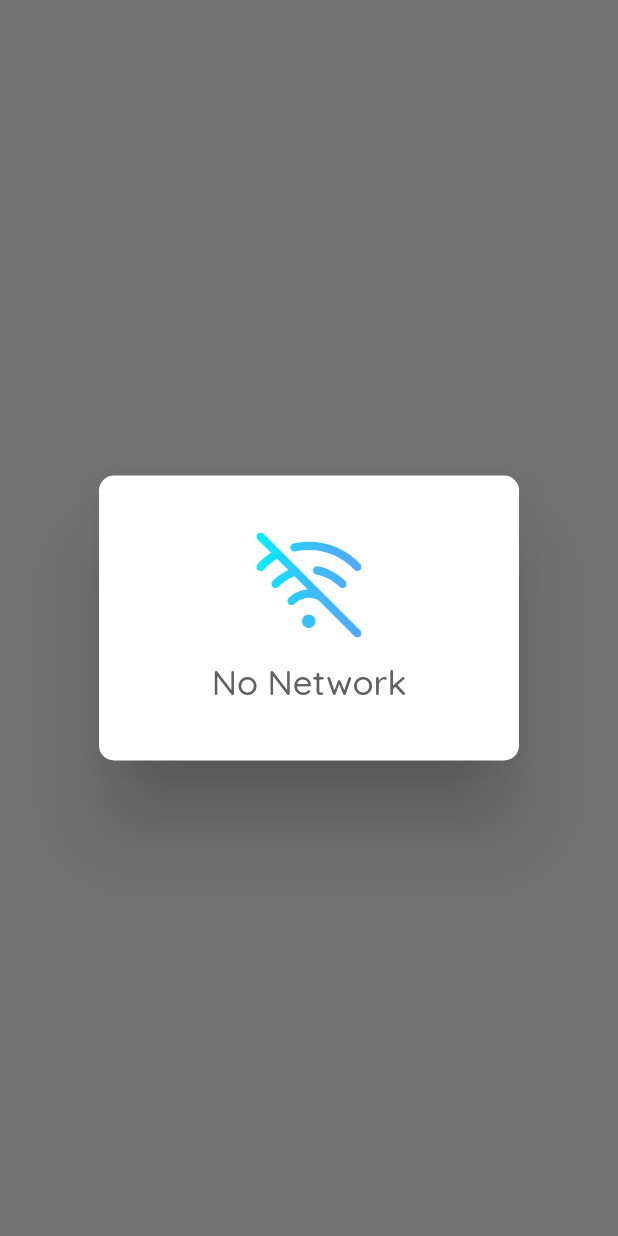
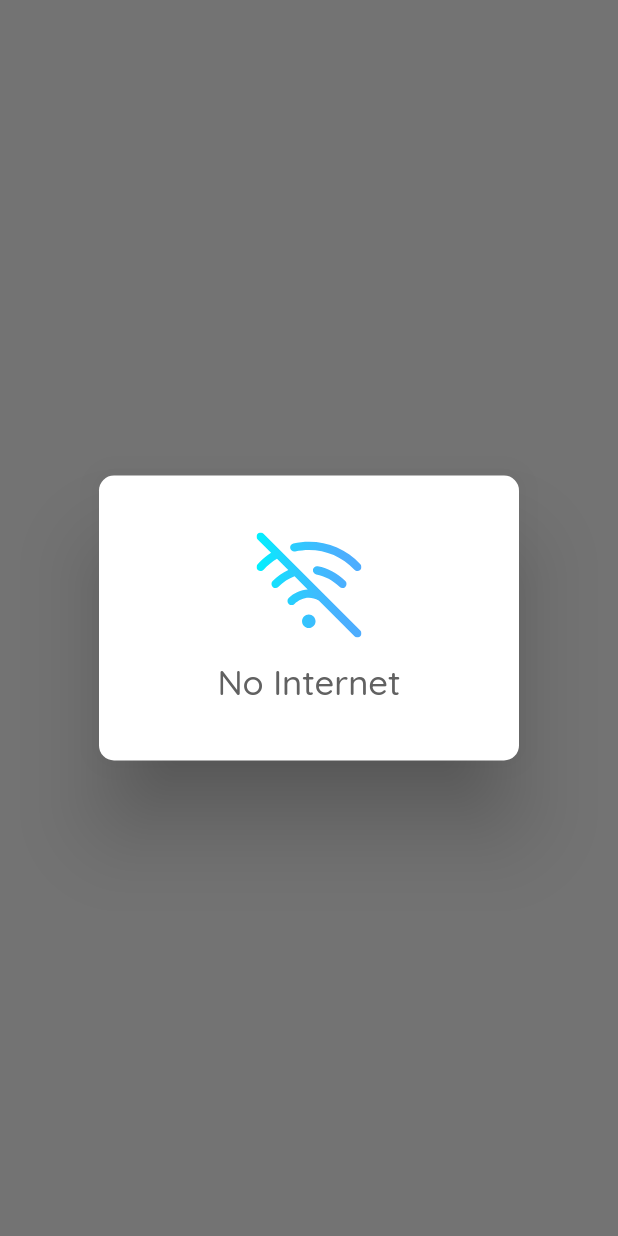
Before and after one commit to zxcodes/Weatherify, a Flutter app: what noNetworkError() shows on an empty page, opened directly, on a phone screen of 412 x 824 dp. Run offline on Flutter 3.47's test engine with Material 2 defaults, Android fonts, the phone set to English and light mode, and no system bars; our stand-ins replace connectivity, flutter_svg, font_awesome_flutter, google_fonts.

Commit message:
Update HomeScreen.dart

```diff
--- a/lib/screens/HomeScreen.dart
+++ b/lib/screens/HomeScreen.dart
@@ -324,7 +324,7 @@ noNetworkError(BuildContext context) {
                 Padding(
                   padding: const EdgeInsets.only(top: 15.0),
                   child: Text(
-                    "No Network",
+                    "No Internet",
                     style: GoogleFonts.quicksand(
                       textStyle: TextStyle(
                           fontSize: 23,
```
